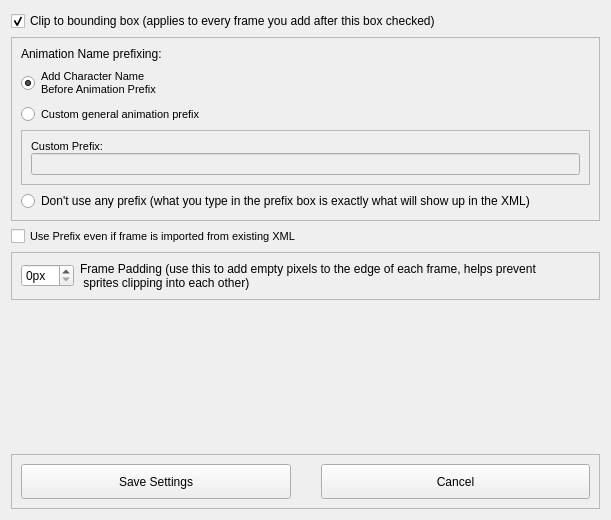
Before: the Qt Designer form src/SpritesheetGenSettings.ui in UncertainProd/FnF-Spritesheet-and-XML-Maker, drawn with Qt 5.
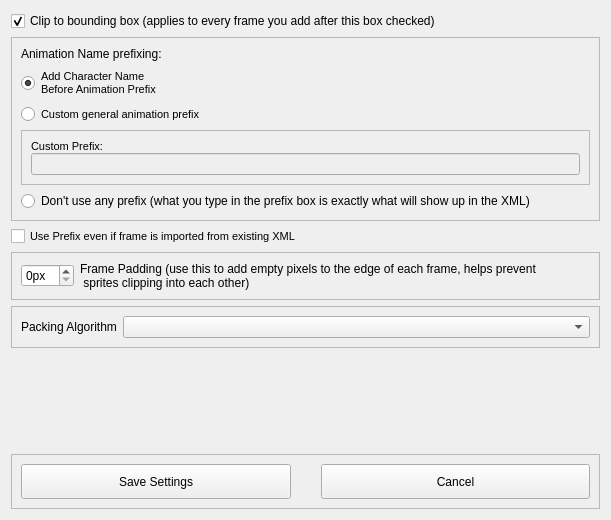
After: the same form once the commit is applied.

Commit message: Added ordered packing algorithm (in case you dont want frames to be scrambled)

Diff of the .ui file:
```diff
--- a/src/SpritesheetGenSettings.ui
+++ b/src/SpritesheetGenSettings.ui
@@ -16,7 +16,7 @@
   <property name="windowTitle">
    <string>Spritesheet Generation Settings</string>
   </property>
-  <layout class="QVBoxLayout" name="verticalLayout_3" stretch="0,0,0,0,0,0">
+  <layout class="QVBoxLayout" name="verticalLayout_3" stretch="0,0,0,0,0,0,0">
    <item>
     <widget class="QCheckBox" name="clip_checkbox">
      <property name="font">
@@ -167,6 +167,28 @@
      </layout>
     </widget>
    </item>
+   <item>
+    <widget class="QFrame" name="frame_5">
+     <property name="frameShape">
+      <enum>QFrame::StyledPanel</enum>
+     </property>
+     <property name="frameShadow">
+      <enum>QFrame::Raised</enum>
+     </property>
+     <layout class="QHBoxLayout" name="horizontalLayout_3" stretch="0,1">
+      <item>
+       <widget class="QLabel" name="packingalgo_label">
+        <property name="text">
+         <string>Packing Algorithm</string>
+        </property>
+       </widget>
+      </item>
+      <item>
+       <widget class="QComboBox" name="packingalgo_combobox"/>
+      </item>
+     </layout>
+    </widget>
+   </item>
    <item>
     <spacer name="verticalSpacer">
      <property name="orientation">
```
The commit also changes 4 other files.
